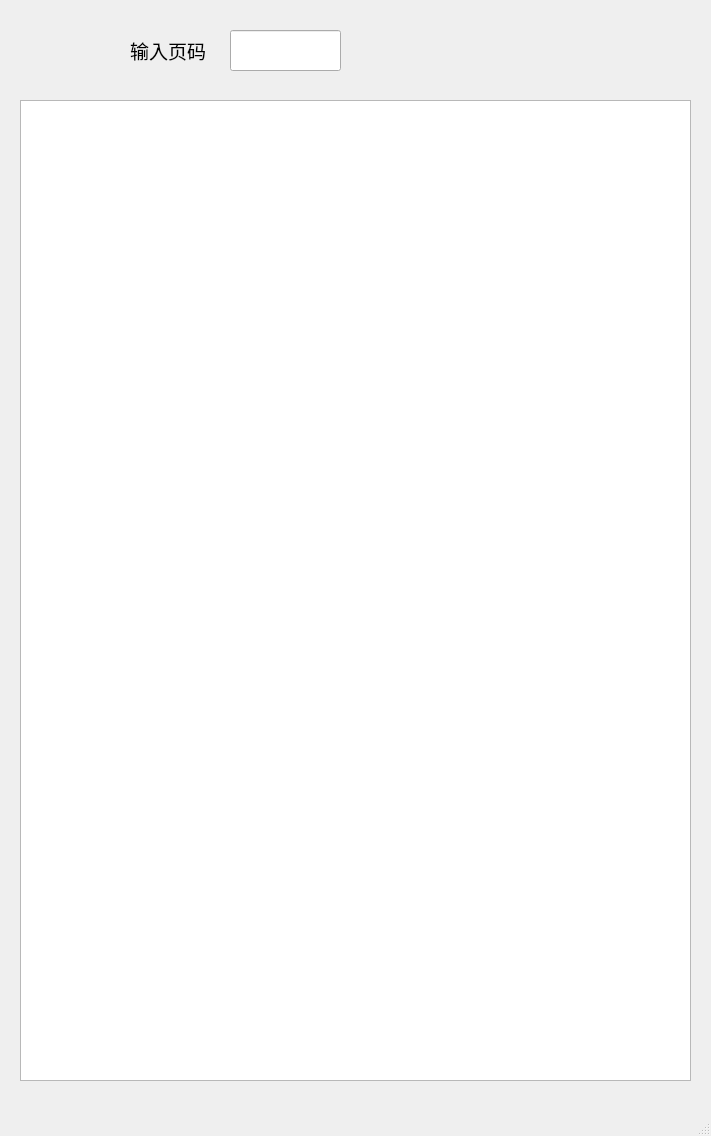
Qt form find_page.ui (CuteWans/NovelSpider) before a commit.
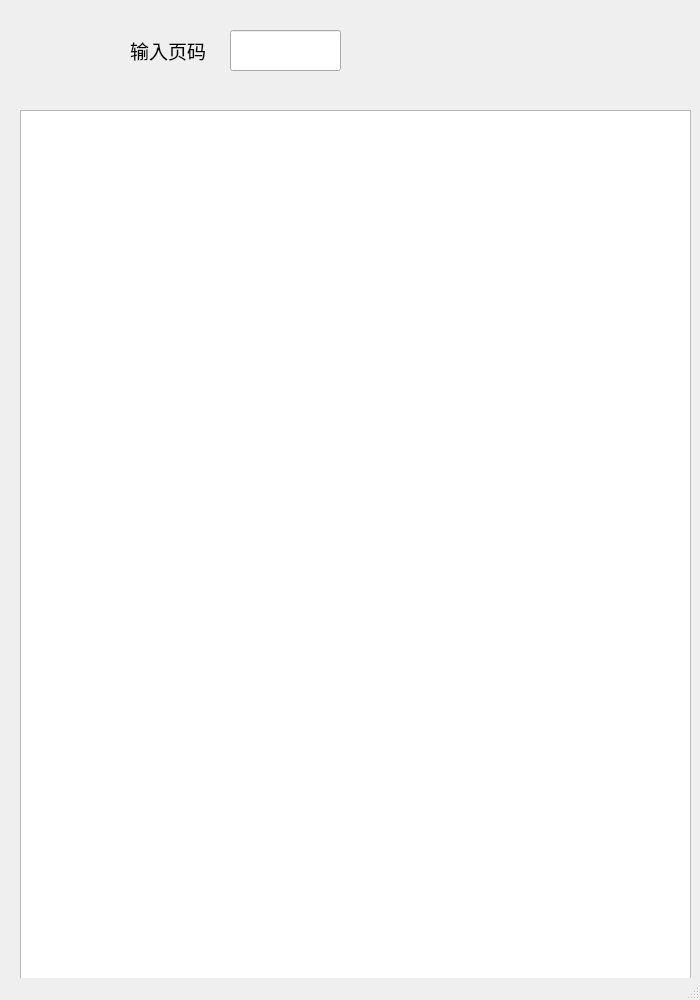
The same form after that commit. Icons and pictures are not drawn.

```diff
--- a/find_page.ui
+++ b/find_page.ui
@@ -6,10 +6,22 @@
    <rect>
     <x>0</x>
     <y>0</y>
-    <width>711</width>
-    <height>1136</height>
+    <width>700</width>
+    <height>1000</height>
    </rect>
   </property>
+  <property name="minimumSize">
+   <size>
+    <width>700</width>
+    <height>1000</height>
+   </size>
+  </property>
+  <property name="maximumSize">
+   <size>
+    <width>700</width>
+    <height>1000</height>
+   </size>
+  </property>
   <property name="windowTitle">
    <string>红叶Reader</string>
   </property>
@@ -18,7 +30,7 @@
     <property name="geometry">
      <rect>
       <x>20</x>
-      <y>100</y>
+      <y>110</y>
       <width>671</width>
       <height>981</height>
      </rect>
```
